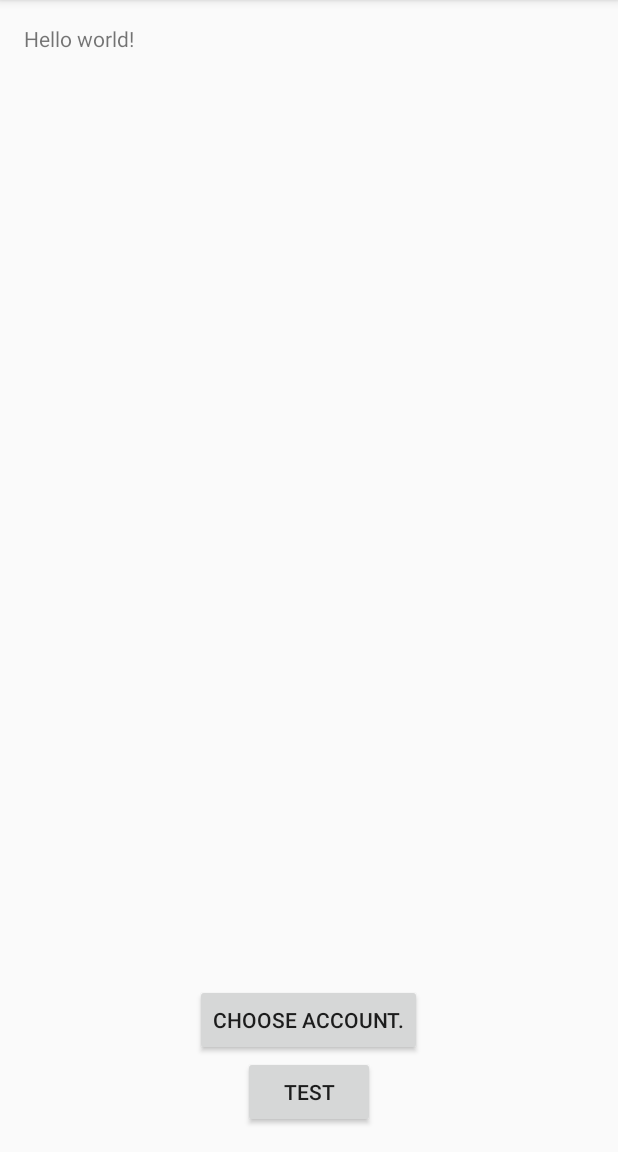
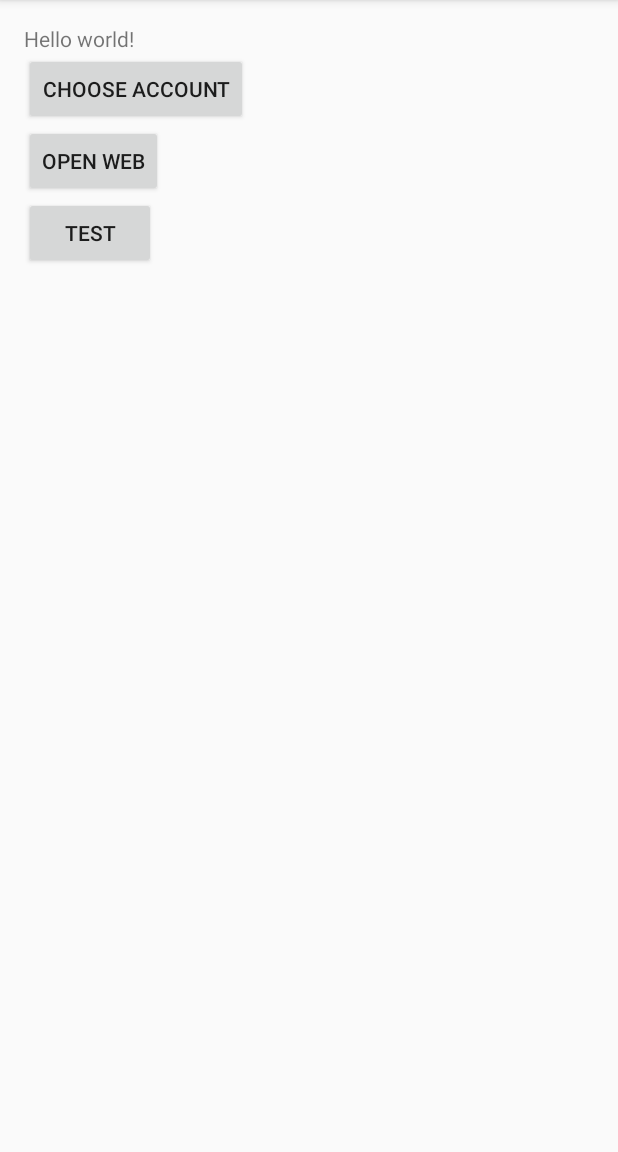
Before and after one commit to ex-hota911/BatteryMonitorApp, an Android app: the screen it shows after launch (MainActivity), on a phone screen of 412 x 824 dp, the part 84-1236 px from its top. Run offline under Robolectric (Android 15) with nearby library versions, the light colour scheme and no system bars; libraries missing offline, so code that uses them is left out: com.google.api.client; 1 statement that could not run was skipped.

Commit message:
add button to jump web'

```diff
--- a/android/app/src/main/java/jp/hota/batterymonitor/BatteryChangeReceiver.java
+++ b/android/app/src/main/java/jp/hota/batterymonitor/BatteryChangeReceiver.java
@@ -27,6 +27,8 @@ import java.util.Date;
 public class BatteryChangeReceiver extends BroadcastReceiver {
 
     final static String CLIENT_ID = MainActivity.CLIENT_ID;
+    public static final String URL = "https://icumn7abiu.appspot.com/";
+    public static final String API_ROOT = URL + "_ah/api";
 
     static String PREF_ACCOUNT_NAME = "ACCOUNT_NAME";
     private static GoogleAccountCredential credential;
@@ -62,7 +64,7 @@ public class BatteryChangeReceiver extends BroadcastReceiver {
 
         builder = new Battery.Builder(
                 AndroidHttp.newCompatibleTransport(), new GsonFactory(), credential);
-        builder.setRootUrl("https://icumn7abiu.appspot.com/_ah/api");
+        builder.setRootUrl(API_ROOT);
         final Battery service = builder.build();
 
         Log.d(BatteryChangeReceiver.class.getName(), "" + level);
@@ -70,7 +72,6 @@ public class BatteryChangeReceiver extends BroadcastReceiver {
         if (MainActivity.textView != null) {
             MainActivity.textView.setText("" + level);
         }
-        Toast.makeText(context, "" + level, Toast.LENGTH_SHORT).show();
 
         if (level < 0) {
             return;
--- a/android/app/src/main/java/jp/hota/batterymonitor/MainActivity.java
+++ b/android/app/src/main/java/jp/hota/batterymonitor/MainActivity.java
@@ -3,6 +3,7 @@ package jp.hota.batterymonitor;
 import android.accounts.AccountManager;
 import android.content.Intent;
 import android.content.SharedPreferences;
+import android.net.Uri;
 import android.os.Build;
 import android.os.Bundle;
 import android.provider.Settings;
@@ -14,11 +15,12 @@ import android.widget.TextView;
 
 import com.google.api.client.googleapis.extensions.android.gms.auth.GoogleAccountCredential;
 
+import java.net.URL;
+
 
 public class MainActivity extends AppCompatActivity {
 
     final static int REQUEST_PICK_ACCOUNT = 1;
-
 
     final static String PREF_ACCOUNT_NAME = "ACCOUNT_NAME";
     final static String CLIENT_ID = "server:client_id:"
@@ -63,6 +65,13 @@ public class MainActivity extends AppCompatActivity {
             }
         });
 
+        findViewById(R.id.button3).setOnClickListener(new View.OnClickListener() {
+            @Override
+            public void onClick(View v) {
+                startActivity(new Intent(Intent.ACTION_VIEW, Uri.parse(BatteryChangeReceiver.URL)));
+            }
+        });
+
         accountName = settings.getString(PREF_ACCOUNT_NAME, null);
         if (accountName != null) {
             accountButton.setText(accountName);
@@ -79,7 +88,6 @@ public class MainActivity extends AppCompatActivity {
 
     @Override
     protected void onActivityResult(int requestCode, int resultCode, Intent data) {
-
         super.onActivityResult(requestCode, resultCode, data);
         switch (requestCode) {
             case REQUEST_PICK_ACCOUNT:
--- a/android/app/src/main/res/layout/activity_main.xml
+++ b/android/app/src/main/res/layout/activity_main.xml
@@ -13,15 +13,26 @@
         android:layout_height="wrap_content"
         android:text="Test"
         android:id="@+id/button"
-        android:layout_alignParentBottom="true"
-        android:layout_centerHorizontal="true" />
+        android:layout_below="@+id/button3"
+        android:layout_alignParentLeft="true"
+        android:layout_alignParentStart="true" />
 
     <Button
         android:layout_width="wrap_content"
         android:layout_height="wrap_content"
-        android:text="Choose account."
+        android:text="Choose account"
         android:id="@+id/button2"
-        android:layout_above="@+id/button"
-        android:layout_centerHorizontal="true" />
+        android:layout_below="@+id/text"
+        android:layout_alignParentLeft="true"
+        android:layout_alignParentStart="true" />
+
+    <Button
+        android:layout_width="wrap_content"
+        android:layout_height="wrap_content"
+        android:text="Open web"
+        android:id="@+id/button3"
+        android:layout_below="@+id/button2"
+        android:layout_alignParentLeft="true"
+        android:layout_alignParentStart="true" />
 
 </RelativeLayout>
```
